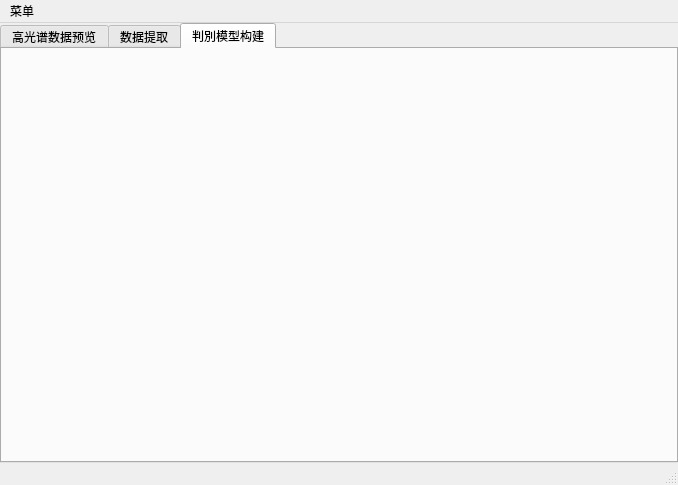
ygjia/HyperspectralData-Processing-Tool, file MainWindow.ui: the form before one commit.
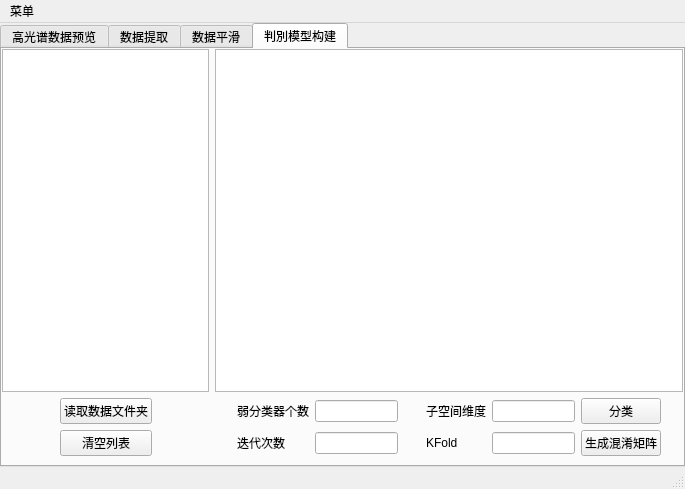
The form after the commit. The open tabs and pages were chosen to show the change.

What changed in the file:
```diff
--- a/MainWindow.ui
+++ b/MainWindow.ui
@@ -6,8 +6,8 @@
    <rect>
     <x>0</x>
     <y>0</y>
-    <width>678</width>
-    <height>485</height>
+    <width>685</width>
+    <height>489</height>
    </rect>
   </property>
   <property name="windowTitle">
@@ -410,6 +410,145 @@
             </spacer>
            </item>
           </layout>
+         </widget>
+        </item>
+        <item row="3" column="1">
+         <widget class="QGraphicsView" name="graphicsView_2"/>
+        </item>
+       </layout>
+      </widget>
+      <widget class="QWidget" name="tab_3">
+       <attribute name="title">
+        <string>数据平滑</string>
+       </attribute>
+       <layout class="QGridLayout" name="gridLayout_5">
+        <property name="leftMargin">
+         <number>0</number>
+        </property>
+        <property name="topMargin">
+         <number>0</number>
+        </property>
+        <property name="rightMargin">
+         <number>9</number>
+        </property>
+        <item row="0" column="0" rowspan="15">
+         <widget class="QListView" name="listView_2"/>
+        </item>
+        <item row="1" column="1">
+         <widget class="QPushButton" name="pushButton_15">
+          <property name="text">
+           <string>读取Excel</string>
+          </property>
+         </widget>
+        </item>
+        <item row="7" column="1">
+         <widget class="QPushButton" name="pushButton_16">
+          <property name="text">
+           <string>Moing平滑</string>
+          </property>
+         </widget>
+        </item>
+        <item row="4" column="1">
+         <spacer name="verticalSpacer_2">
+          <property name="orientation">
+           <enum>Qt::Vertical</enum>
+          </property>
+          <property name="sizeHint" stdset="0">
+           <size>
+            <width>20</width>
+            <height>40</height>
+           </size>
+          </property>
+         </spacer>
+        </item>
+        <item row="13" column="1">
+         <widget class="QPushButton" name="pushButton_14">
+          <property name="text">
+           <string>SG平滑</string>
+          </property>
+         </widget>
+        </item>
+        <item row="0" column="1">
+         <spacer name="verticalSpacer_4">
+          <property name="orientation">
+           <enum>Qt::Vertical</enum>
+          </property>
+          <property name="sizeHint" stdset="0">
+           <size>
+            <width>20</width>
+            <height>40</height>
+           </size>
+          </property>
+         </spacer>
+        </item>
+        <item row="8" column="1">
+         <spacer name="verticalSpacer">
+          <property name="orientation">
+           <enum>Qt::Vertical</enum>
+          </property>
+          <property name="sizeHint" stdset="0">
+           <size>
+            <width>20</width>
+            <height>40</height>
+           </size>
+          </property>
+         </spacer>
+        </item>
+        <item row="6" column="1">
+         <widget class="QComboBox" name="comboBox_6"/>
+        </item>
+        <item row="14" column="1">
+         <spacer name="verticalSpacer_3">
+          <property name="orientation">
+           <enum>Qt::Vertical</enum>
+          </property>
+          <property name="sizeHint" stdset="0">
+           <size>
+            <width>20</width>
+            <height>40</height>
+           </size>
+          </property>
+         </spacer>
+        </item>
+        <item row="10" column="1">
+         <widget class="QComboBox" name="comboBox_5"/>
+        </item>
+        <item row="2" column="1">
+         <widget class="QPushButton" name="pushButton_10">
+          <property name="text">
+           <string>读取CSV</string>
+          </property>
+         </widget>
+        </item>
+        <item row="3" column="1">
+         <widget class="QPushButton" name="pushButton_11">
+          <property name="text">
+           <string>读取Mat</string>
+          </property>
+         </widget>
+        </item>
+        <item row="9" column="1">
+         <widget class="QLabel" name="label_19">
+          <property name="text">
+           <string>窗口大小</string>
+          </property>
+         </widget>
+        </item>
+        <item row="12" column="1">
+         <widget class="QComboBox" name="comboBox_4"/>
+        </item>
+        <item row="11" column="1">
+         <widget class="QLabel" name="label_20">
+          <property name="text">
+           <string>多项式幂数</string>
+          </property>
+         </widget>
+        </item>
+        <item row="5" column="1">
+         <widget class="QLabel" name="label_21">
+          <property name="text">
+           <string>窗口大小</string>
+          </property>
          </widget>
         </item>
        </layout>
@@ -418,7 +557,220 @@
        <attribute name="title">
         <string>判別模型构建</string>
        </attribute>
-       <layout class="QVBoxLayout" name="verticalLayout"/>
+       <layout class="QGridLayout" name="gridLayout_4">
+        <property name="leftMargin">
+         <number>0</number>
+        </property>
+        <property name="topMargin">
+         <number>0</number>
+        </property>
+        <property name="rightMargin">
+         <number>0</number>
+        </property>
+        <property name="bottomMargin">
+         <number>9</number>
+        </property>
+        <property name="spacing">
+         <number>6</number>
+        </property>
+        <item row="0" column="6" colspan="8">
+         <widget class="QTextEdit" name="textEdit">
+          <property name="html">
+           <string>&lt;!DOCTYPE HTML PUBLIC &quot;-//W3C//DTD HTML 4.0//EN&quot; &quot;http://www.w3.org/TR/REC-html40/strict.dtd&quot;&gt;
+&lt;html&gt;&lt;head&gt;&lt;meta name=&quot;qrichtext&quot; content=&quot;1&quot; /&gt;&lt;style type=&quot;text/css&quot;&gt;
+p, li { white-space: pre-wrap; }
+&lt;/style&gt;&lt;/head&gt;&lt;body style=&quot; font-family:'Sans Serif'; font-size:9pt; font-weight:400; font-style:normal;&quot;&gt;
+&lt;p style=&quot;-qt-paragraph-type:empty; margin-top:0px; margin-bottom:0px; margin-left:0px; margin-right:0px; -qt-block-indent:0; text-indent:0px;&quot;&gt;&lt;br /&gt;&lt;/p&gt;&lt;/body&gt;&lt;/html&gt;</string>
+          </property>
+         </widget>
+        </item>
+        <item row="4" column="12">
+         <widget class="QPushButton" name="pushButton_17">
+          <property name="text">
+           <string>生成混淆矩阵</string>
+          </property>
+         </widget>
+        </item>
+        <item row="4" column="10">
+         <widget class="QLabel" name="label_15">
+          <property name="text">
+           <string>KFold</string>
+          </property>
+         </widget>
+        </item>
+        <item row="4" column="11">
+         <widget class="QLineEdit" name="lineEdit_4"/>
+        </item>
+        <item row="2" column="11">
+         <widget class="QLineEdit" name="lineEdit_5"/>
+        </item>
+        <item row="2" column="10">
+         <widget class="QLabel" name="label_18">
+          <property name="text">
+           <string>子空间维度</string>
+          </property>
+         </widget>
+        </item>
+        <item row="2" column="8">
+         <widget class="QLineEdit" name="lineEdit_6"/>
+        </item>
+        <item row="4" column="8">
+         <widget class="QLineEdit" name="lineEdit_3"/>
+        </item>
+        <item row="4" column="7">
+         <widget class="QLabel" name="label_16">
+          <property name="text">
+           <string>迭代次数</string>
+          </property>
+         </widget>
+        </item>
+        <item row="2" column="13">
+         <spacer name="horizontalSpacer_9">
+          <property name="orientation">
+           <enum>Qt::Horizontal</enum>
+          </property>
+          <property name="sizeHint" stdset="0">
+           <size>
+            <width>40</width>
+            <height>20</height>
+           </size>
+          </property>
+         </spacer>
+        </item>
+        <item row="2" column="5">
+         <spacer name="horizontalSpacer_10">
+          <property name="orientation">
+           <enum>Qt::Horizontal</enum>
+          </property>
+          <property name="sizeHint" stdset="0">
+           <size>
+            <width>40</width>
+            <height>20</height>
+           </size>
+          </property>
+         </spacer>
+        </item>
+        <item row="2" column="6">
+         <spacer name="horizontalSpacer_8">
+          <property name="orientation">
+           <enum>Qt::Horizontal</enum>
+          </property>
+          <property name="sizeHint" stdset="0">
+           <size>
+            <width>40</width>
+            <height>20</height>
+           </size>
+          </property>
+         </spacer>
+        </item>
+        <item row="2" column="3">
+         <spacer name="horizontalSpacer_7">
+          <property name="orientation">
+           <enum>Qt::Horizontal</enum>
+          </property>
+          <property name="sizeHint" stdset="0">
+           <size>
+            <width>40</width>
+            <height>20</height>
+           </size>
+          </property>
+         </spacer>
+        </item>
+        <item row="2" column="9">
+         <spacer name="horizontalSpacer_12">
+          <property name="orientation">
+           <enum>Qt::Horizontal</enum>
+          </property>
+          <property name="sizeHint" stdset="0">
+           <size>
+            <width>40</width>
+            <height>20</height>
+           </size>
+          </property>
+         </spacer>
+        </item>
+        <item row="4" column="4">
+         <widget class="QPushButton" name="pushButton_7">
+          <property name="text">
+           <string>清空列表</string>
+          </property>
+         </widget>
+        </item>
+        <item row="0" column="3" colspan="3">
+         <widget class="QListWidget" name="listWidget_2">
+          <property name="minimumSize">
+           <size>
+            <width>0</width>
+            <height>0</height>
+           </size>
+          </property>
+          <property name="maximumSize">
+           <size>
+            <width>16777215</width>
+            <height>16777215</height>
+           </size>
+          </property>
+          <property name="dragEnabled">
+           <bool>false</bool>
+          </property>
+         </widget>
+        </item>
+        <item row="2" column="4">
+         <widget class="QPushButton" name="pushButton_6">
+          <property name="text">
+           <string>读取数据文件夹</string>
+          </property>
+          <property name="autoDefault">
+           <bool>false</bool>
+          </property>
+         </widget>
+        </item>
+        <item row="2" column="12">
+         <widget class="QPushButton" name="pushButton_18">
+          <property name="sizePolicy">
+           <sizepolicy hsizetype="Minimum" vsizetype="Fixed">
+            <horstretch>0</horstretch>
+            <verstretch>0</verstretch>
+           </sizepolicy>
+          </property>
+          <property name="sizeIncrement">
+           <size>
+            <width>0</width>
+            <height>0</height>
+           </size>
+          </property>
+          <property name="baseSize">
+           <size>
+            <width>0</width>
+            <height>0</height>
+           </size>
+          </property>
+          <property name="text">
+           <string>分类</string>
+          </property>
+         </widget>
+        </item>
+        <item row="2" column="7">
+         <widget class="QLabel" name="label_17">
+          <property name="text">
+           <string>弱分类器个数</string>
+          </property>
+         </widget>
+        </item>
+        <item row="4" column="3">
+         <spacer name="horizontalSpacer_13">
+          <property name="orientation">
+           <enum>Qt::Horizontal</enum>
+          </property>
+          <property name="sizeHint" stdset="0">
+           <size>
+            <width>40</width>
+            <height>20</height>
+           </size>
+          </property>
+         </spacer>
+        </item>
+       </layout>
       </widget>
      </widget>
     </item>
@@ -429,7 +781,7 @@
     <rect>
      <x>0</x>
      <y>0</y>
-     <width>678</width>
+     <width>685</width>
      <height>23</height>
     </rect>
    </property>
```
Left out of the diff: 273 changed lines with no effect on the pictures.
